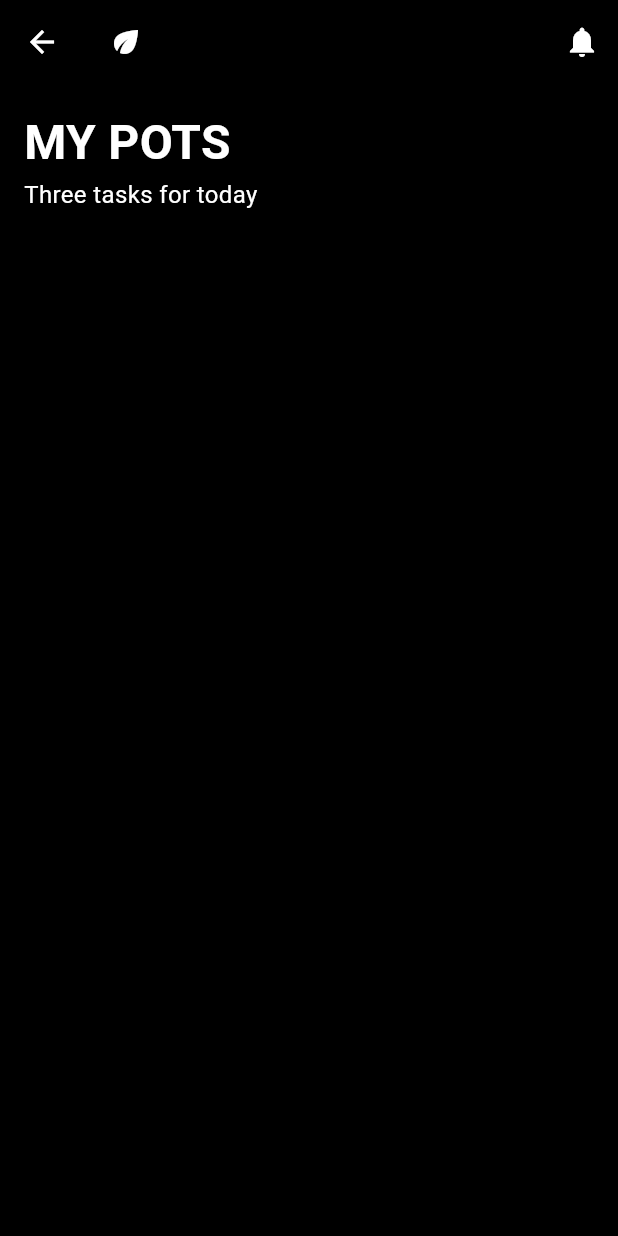
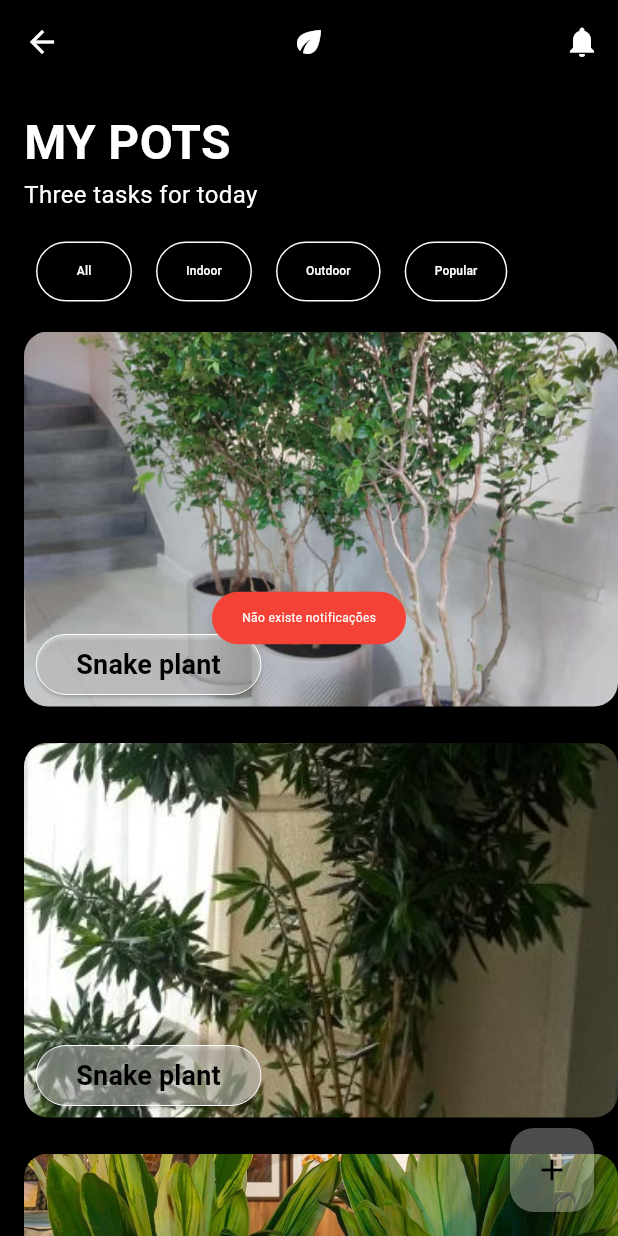
Before and after one commit to Rafaapsantos/flutter, a Flutter app: the Page1 screen opened directly, after a tap on the "notifications" icon, on a phone screen of 412 x 824 dp. Run offline on Flutter 3.47's test engine with Material 3 defaults, Android fonts, the phone set to English and light mode, and no system bars; our stand-ins replace fluttertoast.

Commit message:
flower pot app - page 2

```diff
--- a/flutter_projeto_1/lib/main.dart
+++ b/flutter_projeto_1/lib/main.dart
@@ -1,5 +1,5 @@
 import 'package:flutter/material.dart';
-import 'package:flutter_projeto_1/homePage.dart';
+import 'package:flutter_projeto_1/home_page.dart';
 
 void main() {
   runApp(const MyApp());
--- a/flutter_projeto_1/lib/page1.dart
+++ b/flutter_projeto_1/lib/page1.dart
@@ -1,4 +1,7 @@
 import 'package:flutter/material.dart';
+import 'package:flutter_projeto_1/widgets/buttom_page1.dart';
+import 'package:flutter_projeto_1/widgets/image_card.dart';
+import 'package:fluttertoast/fluttertoast.dart';
 
 class Page1 extends StatelessWidget {
   const Page1({super.key});
@@ -9,13 +12,21 @@ class Page1 extends StatelessWidget {
       appBar: AppBar(
         backgroundColor: Colors.black,
         iconTheme: const IconThemeData(color: Colors.white),
+        centerTitle: true,
         title: const Icon(
           Icons.eco,
         ),
         actions: [
           IconButton(
             onPressed: () {
-              print("NOTIFICAÇÃO");
+              Fluttertoast.showToast(
+                  msg: "Não existe notificações",
+                  toastLength: Toast.LENGTH_LONG,
+                  gravity: ToastGravity.CENTER,
+                  timeInSecForIosWeb: 1,
+                  backgroundColor: Colors.red,
+                  textColor: Colors.white,
+                  fontSize: 8.0);
             },
             icon: const Icon(
               Icons.notifications,
@@ -23,16 +34,15 @@ class Page1 extends StatelessWidget {
           ),
         ],
       ),
-      // ignore: prefer_const_constructors
       body: Container(
         color: Colors.black,
         width: double.infinity,
-        child: const Padding(
-          padding: EdgeInsets.only(top: 16, left: 16),
+        child: Padding(
+          padding: const EdgeInsets.only(top: 16, left: 16),
           child: Column(
             crossAxisAlignment: CrossAxisAlignment.start,
             children: [
-              Text(
+              const Text(
                 "MY POTS",
                 style: TextStyle(
                   color: Colors.white,
@@ -40,19 +50,66 @@ class Page1 extends StatelessWidget {
                   fontWeight: FontWeight.bold,
                 ),
               ),
-              Text(
+              const Text(
                 "Three tasks for today",
                 style: TextStyle(
                   color: Colors.white,
                   fontSize: 16,
                 ),
               ),
-              SizedBox(height: 16),
-              Row(
-                children: [],
-              )
+              const SizedBox(height: 16),
+              const Row(
+                children: [
+                  Padding(
+                    padding: EdgeInsets.only(
+                      left: 8,
+                    ),
+                  ),
+                  ButtomPage1("All"),
+                  SizedBox(
+                    width: 16,
+                  ),
+                  ButtomPage1("Indoor"),
+                  SizedBox(
+                    width: 16,
+                  ),
+                  ButtomPage1("Outdoor"),
+                  SizedBox(
+                    width: 16,
+                  ),
+                  ButtomPage1("Popular"),
+                ],
+              ),
+              const SizedBox(
+                height: 16,
+              ),
+              Expanded(
+                child: ListView(
+                  children: const [
+                    ImageCard("plants3.png"),
+                    SizedBox(
+                      height: 24,
+                    ),
+                    ImageCard("plants2.jpg"),
+                    SizedBox(
+                      height: 24,
+                    ),
+                    ImageCard("plants.png")
+                  ],
+                ),
+              ),
             ],
           ),
+        ),
+      ),
+      floatingActionButton: FloatingActionButton(
+        onPressed: () {
+          print("ADICIONAR");
+        },
+        backgroundColor: Colors.white.withOpacity(0.3),
+        child: const Icon(
+          Icons.add,
+          color: Colors.black,
         ),
       ),
     );
--- /dev/null
+++ b/flutter_projeto_1/lib/widgets/buttom_page1.dart
@@ -0,0 +1,28 @@
+import 'package:flutter/material.dart';
+
+class ButtomPage1 extends StatelessWidget {
+  final String text;
+  const ButtomPage1(
+    this.text, {
+    super.key,
+  });
+
+  @override
+  Widget build(BuildContext context) {
+    return ElevatedButton(
+      onPressed: () {},
+      style: ElevatedButton.styleFrom(
+        backgroundColor: Colors.black,
+        padding: const EdgeInsets.symmetric(horizontal: 20, vertical: 4),
+        side: const BorderSide(
+          color: Colors.white,
+          width: 1,
+        ),
+      ),
+      child: Text(
+        text,
+        style: const TextStyle(color: Colors.white, fontSize: 8),
+      ),
+    );
+  }
+}
--- /dev/null
+++ b/flutter_projeto_1/lib/widgets/image_card.dart
@@ -0,0 +1,44 @@
+import 'package:flutter/material.dart';
+import 'package:flutter_projeto_1/widgets/buttom.dart';
+import 'package:flutter_projeto_1/widgets/buttom_page1.dart';
+
+class ImageCard extends StatelessWidget {
+  final String image;
+  const ImageCard(
+    this.image, {
+    super.key,
+  });
+
+  @override
+  Widget build(BuildContext context) {
+    return Container(
+      height: 250,
+      decoration: BoxDecoration(
+        borderRadius: BorderRadius.circular(16),
+        image: DecorationImage(
+          image: AssetImage("assets/images/$image"),
+          fit: BoxFit.cover,
+        ),
+      ),
+      child: Stack(
+        children: [
+          Align(
+            alignment: Alignment.bottomLeft,
+            child: Padding(
+              padding: const EdgeInsets.all(8),
+              child: SizedBox(
+                width: 150,
+                height: 40,
+                child: Buttom(
+                  "Snake plant",
+                  onPressed: () {},
+                  color: Colors.white.withOpacity(0.4),
+                ),
+              ),
+            ),
+          ),
+        ],
+      ),
+    );
+  }
+}
--- a/flutter_projeto_1/pubspec.yaml
+++ b/flutter_projeto_1/pubspec.yaml
@@ -30,6 +30,8 @@ environment:
 dependencies:
   flutter:
     sdk: flutter
+
+  fluttertoast: ^8.2.8
 
 
   # The following adds the Cupertino Icons font to your application.
```
Also changed, not shown: flutter_projeto_1/assets/images/plants2.jpg (added), flutter_projeto_1/assets/images/plants3.png (added), flutter_projeto_1/lib/home_page.dart (renamed from flutter_projeto_1/lib/HomePage.dart), flutter_projeto_1/pubspec.lock.
